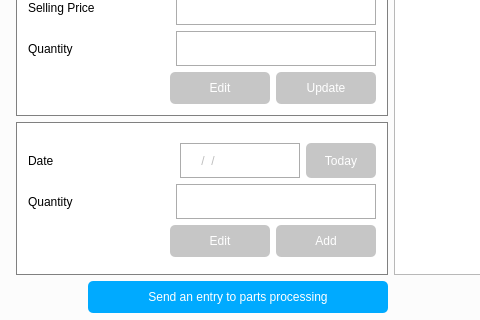
RajivSah/Project, file partstore.ui: the form before one commit; both pictures show x 574 to 1054 and y 287 to 607 of the 1366 by 729 pixel window.
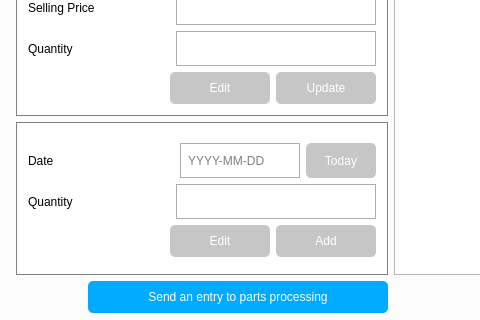
The form after the commit. Icons and pictures are not drawn.

Diff of the .ui file:
```diff
--- a/partstore.ui
+++ b/partstore.ui
@@ -488,7 +488,10 @@
                   </size>
                  </property>
                  <property name="inputMask">
-                  <string>9999/99/99</string>
+                  <string/>
+                 </property>
+                 <property name="placeholderText">
+                  <string>YYYY-MM-DD</string>
                  </property>
                 </widget>
                </item>
```
